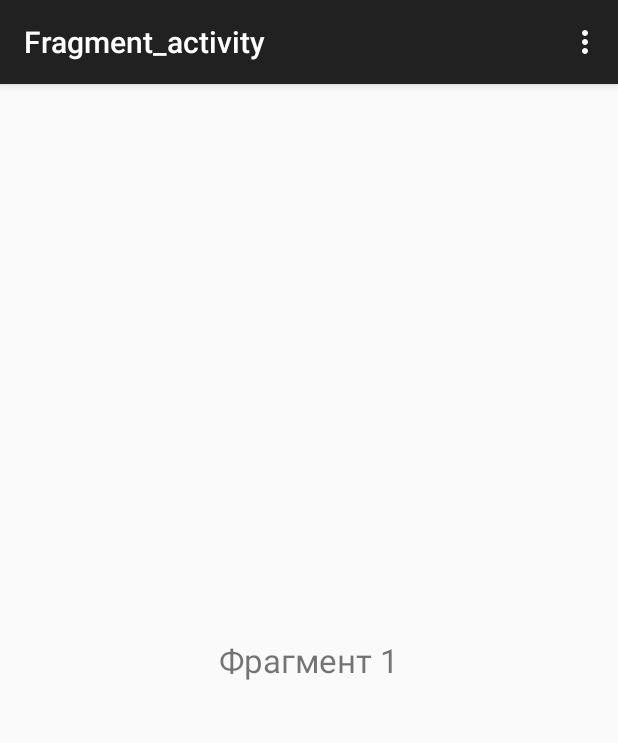
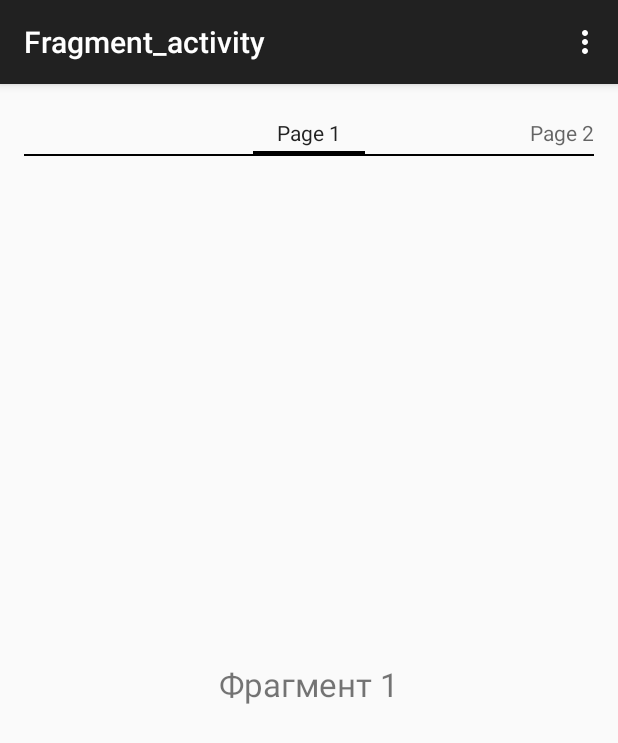
Before and after one commit to JokerDvD/E_sapa_ver_3_00, an Android app: the screen it shows after launch (Fragment_activity), on a phone screen of 412 x 824 dp. Shown: the top 743 px of the screen. Run offline under Robolectric (Android 15) with nearby library versions, the light colour scheme and no system bars.

Commit message:
add viewPager add PageTitleStrip

```diff
--- a/app/src/main/java/com/example/admin/e_sapa_ver_3_00/Fragment_activity.java
+++ b/app/src/main/java/com/example/admin/e_sapa_ver_3_00/Fragment_activity.java
@@ -12,7 +12,7 @@ public class Fragment_activity extends AppCompatActivity {
         super.onCreate(savedInstanceState);
         setContentView(R.layout.activity_fragment_activity);
         ViewPager pager=(ViewPager)findViewById(R.id.pager);
-        pager.setAdapter(new MyAdapter(getSupportFragmentManager()));
+        pager.setAdapter(new MyAdapter(this,getSupportFragmentManager()));
     }
 
     @Override
--- a/app/src/main/java/com/example/admin/e_sapa_ver_3_00/MyAdapter.java
+++ b/app/src/main/java/com/example/admin/e_sapa_ver_3_00/MyAdapter.java
@@ -1,20 +1,31 @@
 package com.example.admin.e_sapa_ver_3_00;
 
 
+import android.content.Context;
 import android.support.v4.app.Fragment;
 import android.support.v4.app.FragmentManager;
 import android.support.v4.app.FragmentPagerAdapter;
 
 public class MyAdapter extends FragmentPagerAdapter {
-    public MyAdapter(FragmentManager mgr) {
+    private final Context context;
+
+    public MyAdapter(Context context, FragmentManager mgr) {
         super(mgr);
+        this.context = context;
     }
+
     @Override
     public int getCount() {
-        return(10);
+        return (10);
     }
+
     @Override
     public Fragment getItem(int position) {
-        return(ValidateTabacco.newInstance(position));
+        return (ValidateTabacco.newInstance(position));
+    }
+
+    @Override
+    public String getPageTitle(int position) {
+        return (ValidateTabacco.getTitle(context, position));
     }
 }
--- a/app/src/main/java/com/example/admin/e_sapa_ver_3_00/ValidateTabacco.java
+++ b/app/src/main/java/com/example/admin/e_sapa_ver_3_00/ValidateTabacco.java
@@ -1,5 +1,6 @@
 package com.example.admin.e_sapa_ver_3_00;
 
+import android.content.Context;
 import android.os.Bundle;
 import android.support.v4.app.Fragment;
 import android.view.LayoutInflater;
@@ -28,6 +29,9 @@ public class ValidateTabacco extends Fragment {
         pageNumber = getArguments() != null ? getArguments().getInt("num") : 1;
     }
 
+    static String getTitle(Context context,int position){
+        return "Page "+String.valueOf(position+1);
+    }
     @Override
     public View onCreateView(LayoutInflater inflater, ViewGroup container,
                              Bundle savedInstanceState) {
--- a/app/src/main/res/layout/activity_fragment_activity.xml
+++ b/app/src/main/res/layout/activity_fragment_activity.xml
@@ -1,9 +1,11 @@
 <RelativeLayout xmlns:android="http://schemas.android.com/apk/res/android"
-    xmlns:tools="http://schemas.android.com/tools" android:layout_width="match_parent"
-    android:layout_height="match_parent" android:paddingLeft="@dimen/activity_horizontal_margin"
+    xmlns:tools="http://schemas.android.com/tools"
+    android:layout_width="match_parent"
+    android:layout_height="match_parent"
+    android:paddingBottom="@dimen/activity_vertical_margin"
+    android:paddingLeft="@dimen/activity_horizontal_margin"
     android:paddingRight="@dimen/activity_horizontal_margin"
     android:paddingTop="@dimen/activity_vertical_margin"
-    android:paddingBottom="@dimen/activity_vertical_margin"
     tools:context="com.example.admin.e_sapa_ver_3_00.Fragment_activity">
 
     <android.support.v4.view.ViewPager
@@ -12,6 +14,11 @@
         android:layout_width="match_parent"
         android:layout_height="match_parent">
 
+        <android.support.v4.view.PagerTabStrip
+            android:layout_width="match_parent"
+            android:layout_height="wrap_content"
+            android:layout_gravity="top"/>
+
     </android.support.v4.view.ViewPager>
 
 </RelativeLayout>
```
